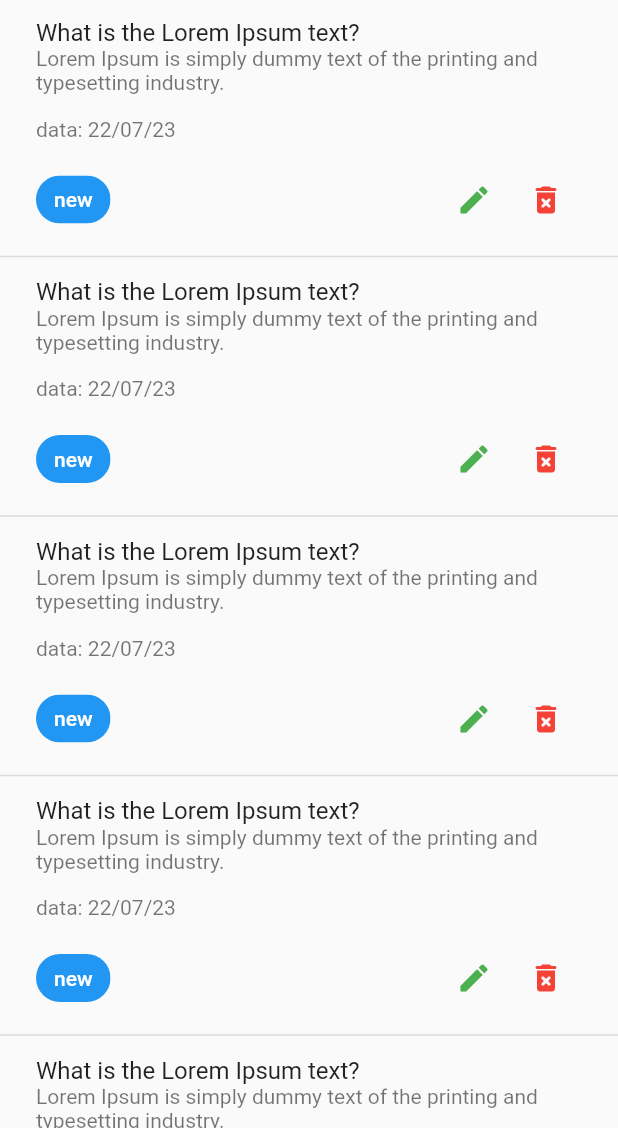
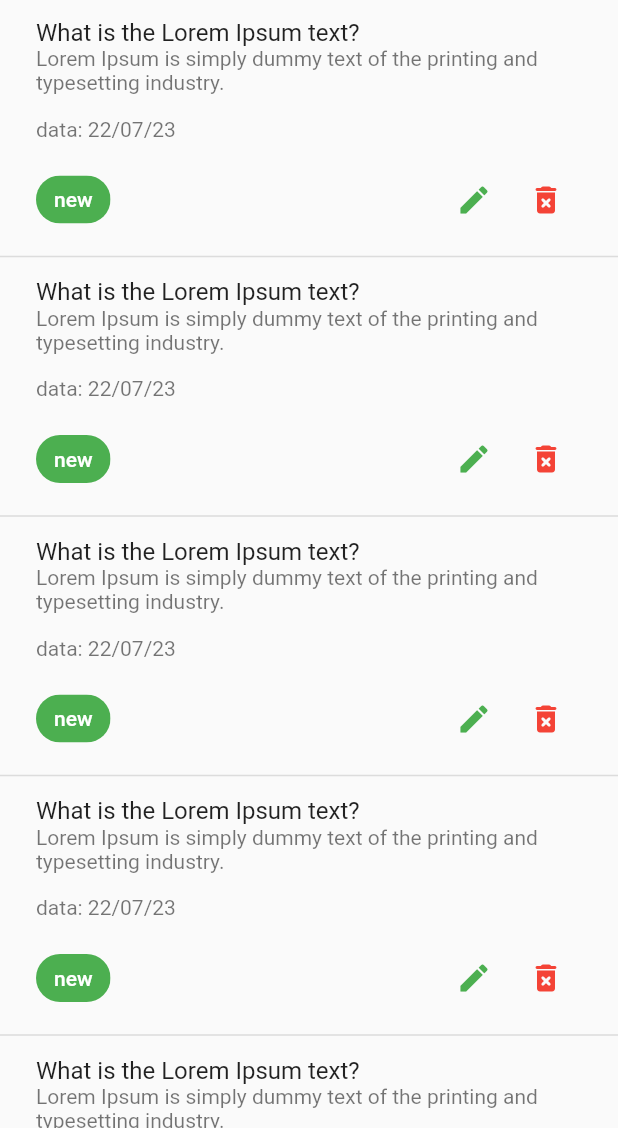
Before and after one commit to moniruzzaman76/Task-Manager-App, a Flutter app: the CancelScreen screen opened directly, on a phone screen of 412 x 824 dp, the part 108-1236 px from its top. Run offline on Flutter 3.47's test engine with Material 2 defaults, Android fonts, the phone set to English and light mode, and no system bars; our stand-ins replace flutter_svg, pin_code_fields; network calls fail.

```diff
--- a/lib/app.dart
+++ b/lib/app.dart
@@ -11,6 +11,7 @@ class MyApp extends StatelessWidget {
       theme: ThemeData(
         brightness: Brightness.light,
         primarySwatch: Colors.green,
+
         inputDecorationTheme: InputDecorationTheme(
           contentPadding: const EdgeInsets.symmetric(vertical: 24, horizontal: 16),
           border: OutlineInputBorder(
--- a/lib/ui/screen/cancel_screen.dart
+++ b/lib/ui/screen/cancel_screen.dart
@@ -17,7 +17,10 @@ class _CancelScreenState extends State<CancelScreen> {
         child: Column(
           children: [
             UserProfileBanner(),
-             ListTileTask(),
+             ListTileTask(
+               text: "Cancel",
+               color: Colors.green,
+             ),
           ],
         ),
       ),
--- a/lib/ui/screen/completed_screen.dart
+++ b/lib/ui/screen/completed_screen.dart
@@ -17,7 +17,7 @@ class _CompletedScreenState extends State<CompletedScreen> {
         child: Column(
           children: [
             UserProfileBanner(),
-            ListTileTask(),
+            ListTileTask(text: "Completed",color: Colors.pink,),
           ],
         ),
       ),
--- a/lib/ui/screen/create_task_Screen.dart
+++ b/lib/ui/screen/create_task_Screen.dart
@@ -16,6 +16,7 @@ class _CreateNewTaskScreenState extends State<CreateNewTaskScreen> {
 
   @override
   Widget build(BuildContext context) {
+
     return Scaffold(
       body: SafeArea(
         child: SingleChildScrollView(
--- a/lib/ui/screen/inprogress_screen.dart
+++ b/lib/ui/screen/inprogress_screen.dart
@@ -24,7 +24,7 @@ class _InProgressScreenState extends State<InProgressScreen> {
               } ,
                 child: const UserProfileBanner(),
             ),
-            const ListTileTask(),
+            const ListTileTask(text: "InProgress",color:Colors.red),
           ],
         ),
       ),
--- a/lib/ui/screen/new_task_screen.dart
+++ b/lib/ui/screen/new_task_screen.dart
@@ -46,7 +46,7 @@ class _NewTaskScreenState extends State<NewTaskScreen> {
                 ),
               ],
             ),
-            ListTileTask(),
+            const ListTileTask(text:"New",color: Colors.blue,),
           ],
         ),
       ),
--- a/lib/widgets/list_tile_task.dart
+++ b/lib/widgets/list_tile_task.dart
@@ -2,8 +2,11 @@ import 'package:flutter/material.dart';
 
 class ListTileTask extends StatelessWidget {
   const ListTileTask({
-    super.key,
+    super.key, required this.color, required this.text,
   });
+
+  final Color color;
+  final String text;
 
   @override
   Widget build(BuildContext context) {
@@ -25,12 +28,12 @@ class ListTileTask extends StatelessWidget {
                       const SizedBox(height:15,),
                       Row(
                         children: [
-                          const Chip(
-                            label: Text("new",style: TextStyle(
+                           Chip(
+                            label: const Text("new",style: TextStyle(
                               color: Colors.white,
                               fontWeight: FontWeight.w500,
                             ),),
-                            backgroundColor: Colors.blue,
+                            backgroundColor: color,
                           ),
                           const Spacer(),
                           IconButton(onPressed: (){}, icon: const Icon(Icons.edit,color: Colors.green,)),
```
Also changed, not shown: lib/ui/screen/login_screen.dart (+22 -0 lines).
